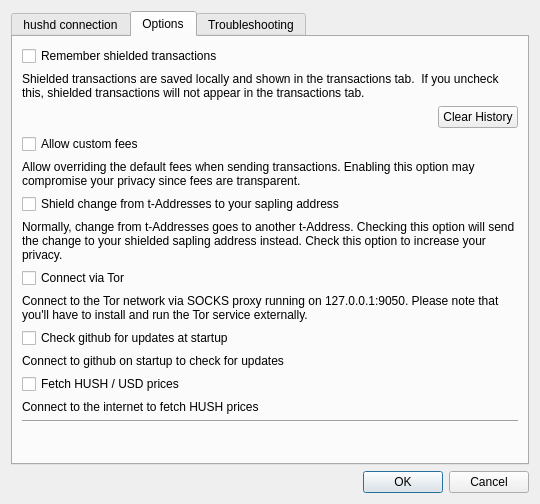
Above: src/settings.ui from hushmirror/SilentDragon before the change. Below: the same form after it.
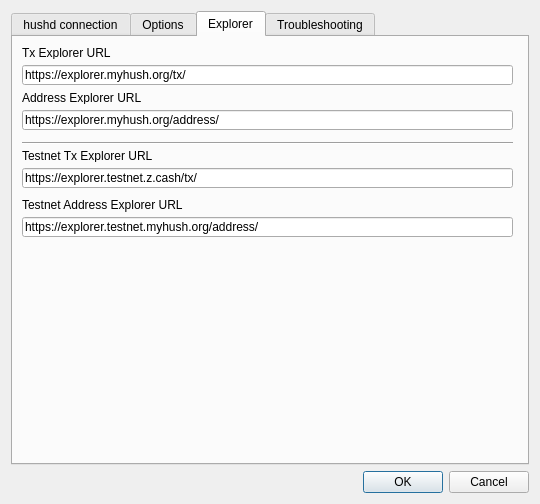
That is the form after the change.

Commit message: Add advanced explorer settings

What changed in the file:
```diff
--- a/src/settings.ui
+++ b/src/settings.ui
@@ -26,7 +26,7 @@
    <item>
     <widget class="QTabWidget" name="tabWidget">
      <property name="currentIndex">
-      <number>1</number>
+      <number>2</number>
      </property>
      <widget class="QWidget" name="tab">
       <attribute name="title">
@@ -283,6 +283,128 @@
        </item>
       </layout>
      </widget>
+     <widget class="QWidget" name="tab_4">
+      <attribute name="title">
+       <string>Explorer</string>
+      </attribute>
+      <widget class="QLabel" name="label_14">
+       <property name="geometry">
+        <rect>
+         <x>9</x>
+         <y>9</y>
+         <width>491</width>
+         <height>13</height>
+        </rect>
+       </property>
+       <property name="text">
+        <string>Tx Explorer URL</string>
+       </property>
+      </widget>
+      <widget class="Line" name="line_5">
+       <property name="geometry">
+        <rect>
+         <x>9</x>
+         <y>105</y>
+         <width>491</width>
+         <height>3</height>
+        </rect>
+       </property>
+       <property name="orientation">
+        <enum>Qt::Horizontal</enum>
+       </property>
+      </widget>
+      <widget class="QLineEdit" name="txExplorerUrl">
+       <property name="geometry">
+        <rect>
+         <x>9</x>
+         <y>28</y>
+         <width>491</width>
+         <height>20</height>
+        </rect>
+       </property>
+       <property name="text">
+        <string notr="true">https://explorer.myhush.org/tx/</string>
+       </property>
+      </widget>
+      <widget class="QLabel" name="label_15">
+       <property name="geometry">
+        <rect>
+         <x>9</x>
+         <y>54</y>
+         <width>491</width>
+         <height>13</height>
+        </rect>
+       </property>
+       <property name="text">
+        <string>Address Explorer URL</string>
+       </property>
+      </widget>
+      <widget class="QLineEdit" name="addressExplorerUrl">
+       <property name="geometry">
+        <rect>
+         <x>9</x>
+         <y>73</y>
+         <width>491</width>
+         <height>20</height>
+        </rect>
+       </property>
+       <property name="text">
+        <string notr="true">https://explorer.myhush.org/address/</string>
+       </property>
+      </widget>
+      <widget class="QLabel" name="label_16">
+       <property name="geometry">
+        <rect>
+         <x>9</x>
+         <y>112</y>
+         <width>491</width>
+         <height>13</height>
+        </rect>
+       </property>
+       <property name="text">
+        <string>Testnet Tx Explorer URL</string>
+       </property>
+      </widget>
+      <widget class="QLineEdit" name="testnetTxExplorerUrl">
+       <property name="geometry">
+        <rect>
+         <x>9</x>
+         <y>131</y>
+         <width>491</width>
+         <height>20</height>
+        </rect>
+       </property>
+       <property name="text">
+        <string notr="true">https://explorer.testnet.z.cash/tx/</string>
+       </property>
+      </widget>
+      <widget class="QLabel" name="label_17">
+       <property name="geometry">
+        <rect>
+         <x>9</x>
+         <y>160</y>
+         <width>501</width>
+         <height>16</height>
+        </rect>
+       </property>
+       <property name="text">
+        <string>Testnet Address Explorer URL</string>
+       </property>
+      </widget>
+      <widget class="QLineEdit" name="testnetAddressExplorerUrl">
+       <property name="geometry">
+        <rect>
+         <x>9</x>
+         <y>180</y>
+         <width>491</width>
+         <height>20</height>
+        </rect>
+       </property>
+       <property name="text">
+        <string notr="true">https://explorer.testnet.myhush.org/address/</string>
+       </property>
+      </widget>
+     </widget>
      <widget class="QWidget" name="tab_3">
       <attribute name="title">
        <string>Troubleshooting</string>
```
The commit also changes 3 other files.
